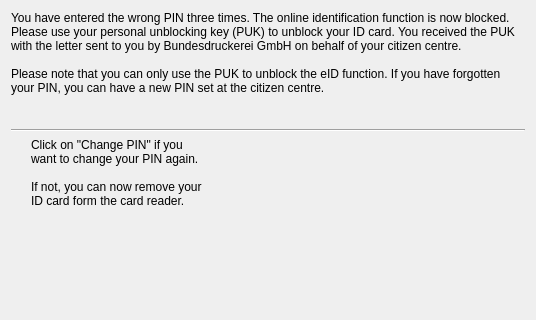
The window that src/gui/PinSettingsWidget.ui (Governikus/AusweisApp) describes before a commit, drawn with Qt 5; both pictures show x 0 to 536 and y 0 to 320 of the 536 by 551 pixel window.
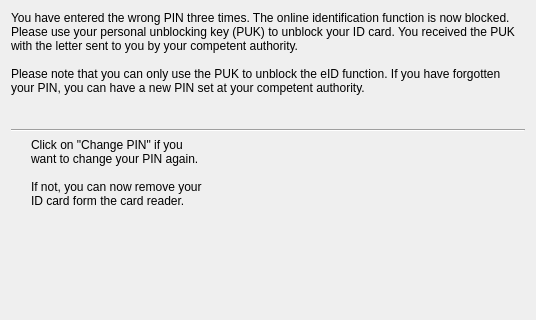
The same window after the commit. The open tabs and pages were chosen to show the change. Icons and pictures are not drawn. Custom widgets are drawn as their Qt base class.

What changed in the file:
```diff
--- a/src/gui/PinSettingsWidget.ui
+++ b/src/gui/PinSettingsWidget.ui
@@ -114,9 +114,9 @@
           <enum>Qt::TabFocus</enum>
          </property>
          <property name="text">
-          <string>You have entered the wrong PIN three times. The online identification function is now blocked. Please use your personal unblocking key (PUK) to unblock your ID card. You received the PUK with the letter sent to you by Bundesdruckerei GmbH on behalf of your citizen centre. 
+          <string>You have entered the wrong PIN three times. The online identification function is now blocked. Please use your personal unblocking key (PUK) to unblock your ID card. You received the PUK with the letter sent to you by your competent authority.
 
-Please note that you can only use the PUK to unblock the eID function. If you have forgotten your PIN, you can have a new PIN set at the citizen centre.</string>
+Please note that you can only use the PUK to unblock the eID function. If you have forgotten your PIN, you can have a new PIN set at your competent authority.</string>
          </property>
          <property name="alignment">
           <set>Qt::AlignLeading|Qt::AlignLeft|Qt::AlignTop</set>
```
Left out of the diff: 8 changed lines with no effect on the pictures.
